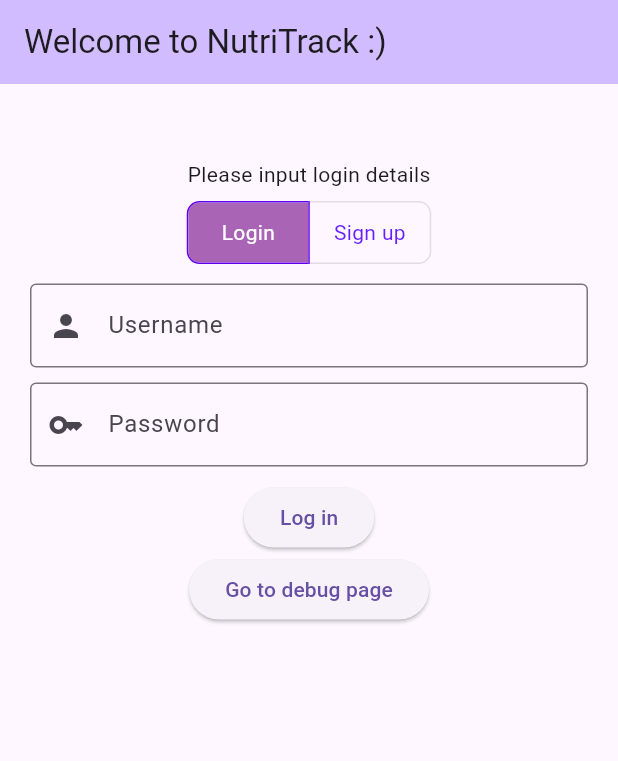
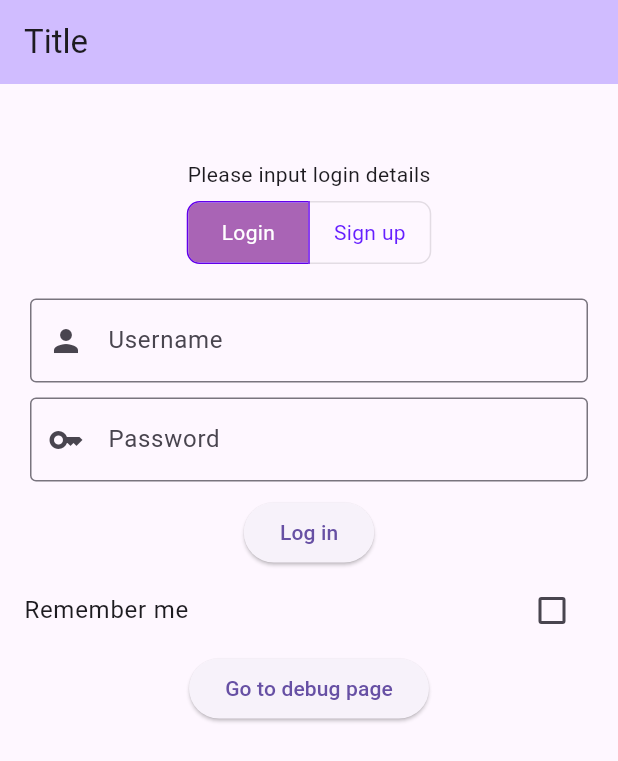
Before and after one commit to matteobrgmn/bwthw_project, a Flutter app: the screen it shows after launch, after a tap on "Log in", on a phone screen of 412 x 824 dp. Shown: the top 761 px of the screen. Run offline on Flutter 3.47's test engine with Material 3 defaults, Android fonts, the phone set to English and light mode, and no system bars; our stand-ins replace fl_chart, jwt_decoder, shared_preferences; network calls fail.

Commit message:
Improvement on login/signup

```diff
--- a/lib/main.dart
+++ b/lib/main.dart
@@ -1,5 +1,8 @@
+import 'package:bwthw_project/screens/debug_page.dart';
+import 'package:bwthw_project/screens/home_page.dart';
 import 'package:flutter/material.dart';
-import 'screens/login.dart';
+import 'screens/login_page.dart';
+import 'package:shared_preferences/shared_preferences.dart';
 
 void main() {
   runApp(MainApp());
@@ -13,11 +16,45 @@ class MainApp extends StatefulWidget {
 }
 
 class _MainAppState extends State<MainApp> {
+  Widget? startPage;
+
+  @override
+  void initState() {
+    super.initState();
+    loadStartPage();
+  }
+
+  void loadStartPage() async {
+    final sp = await SharedPreferences.getInstance();
+
+    bool remember = false;
+    bool? storedValue = sp.getBool('rememberLogin');
+    if (storedValue != null) {
+      remember = storedValue;
+    } else {
+      remember = false;
+    }
+
+    if (remember == true) {
+      startPage = HomePage(title: 'Title');
+    } else {
+      startPage = LoginPage(title: 'Title');
+    }
+
+    setState(() {});
+  }
 
   @override
   Widget build(BuildContext context) {
+    if (startPage == null) {
+      return const MaterialApp(
+        home: Scaffold(
+          body: Center(child: CircularProgressIndicator()),
+        ),
+      );
+    }
     return MaterialApp(
-      home : LoginPage(title: 'Welcome to NutriTrack :)'),
+      home: startPage!,
     );
   }
 }
--- a/lib/screens/login.dart
+++ b/lib/screens/login_page.dart
@@ -33,8 +33,10 @@ class LoginPage extends StatefulWidget {
 }
 
 class _LoginPageState extends State<LoginPage> {
-  final TextEditingController userController = TextEditingController();
-  final TextEditingController passController = TextEditingController();
+  TextEditingController userController = TextEditingController();
+  TextEditingController passController = TextEditingController();
+  TextEditingController emailController = TextEditingController();
+  bool rememberUserData = false;
   @override
   Widget build(BuildContext context) {
       return Scaffold(
@@ -71,6 +73,22 @@ class _LoginPageState extends State<LoginPage> {
                 isSelected: _selectedOption,
                 children: options,
               ),
+              SizedBox(height: 10,),
+              if (_selectedOption[1]) ... [
+                SizedBox(height: 10),
+                Padding(
+                  padding: const EdgeInsets.fromLTRB(20, 0, 20, 0),
+                  child: TextField(
+                    controller: emailController,
+                    decoration: InputDecoration(
+                      labelText: 'Email',
+                      hintText: 'Enter your email',
+                      prefixIcon: Icon(Icons.email),
+                      border: OutlineInputBorder(),
+                    ),
+                  ),
+                ),
+              ],
               SizedBox(height: 10,),
               Padding(
                 padding: const EdgeInsets.fromLTRB(20,0,20,0),
@@ -123,11 +141,13 @@ class _LoginPageState extends State<LoginPage> {
                   // Clear password if it's wrong
                   passController.clear();
                 } else {
+                  String email = emailController.text;
                   // Sign up
-                  SignupResult signupResult = await enterSignupData(username, password);
+                  SignupResult signupResult = await enterSignupData(email, username, password);
                   print(signupResult.message); // Debug
 
                   if (signupResult.success) {
+                    rememberData(rememberUserData);
                     Navigator.push(context, MaterialPageRoute(builder: (context) => HomePage(title: '',)));
                   }
                   // Clear password if it's duplicated
@@ -135,11 +155,18 @@ class _LoginPageState extends State<LoginPage> {
                 }
 
               }, child: _selectedOption[0]?Text("Log in"):Text("Sign in")),
-
+              CheckboxListTile(
+                title: const Text("Remember me"),
+                value: rememberUserData,
+                onChanged: (value) {
+                  setState(() {
+                    rememberUserData = value ?? false;
+                  });
+                },
+              ),
               ElevatedButton(onPressed: () async {
                 Navigator.push(context, MaterialPageRoute(builder: (context) => DebugPage()));
               }, child: Text("Go to debug page")),
-
            ],
           ),
         ),
@@ -162,13 +189,13 @@ Future<LoginResult> verifyLoginData(String inUsername, String inPassword) async
   }
 
   final sp = await SharedPreferences.getInstance();
-  final password = sp.getString(inUsername);
+  final userList = sp.getStringList(inUsername);
 
-  if (password == null) {
+  if (userList == null) {
     return LoginResult(false, "User not found!");
   }
 
-  if (password == inPassword) {
+  if (userList[2] == inPassword) {
     return LoginResult(true, "Login ok!");
   }
 
@@ -182,17 +209,23 @@ class SignupResult {
   SignupResult(this.success, this.message);
 }
 
-Future<SignupResult> enterSignupData(String inUsername, String inPassword) async {
-  if (inUsername.isEmpty || inPassword.isEmpty) {
+Future<SignupResult> enterSignupData(String inEmail, String inUsername, String inPassword) async {
+  if (inEmail.isEmpty || inUsername.isEmpty || inPassword.isEmpty) {
     return SignupResult(false, "Empty fields!");
   }
 
   final sp = await SharedPreferences.getInstance();
-  final verifyUserAlreadyExist = sp.getString(inUsername);
+  final verifyUserAlreadyExist = sp.getStringList(inUsername);
 
   if (verifyUserAlreadyExist == null) {
-    // New user
-    await sp.setString(inUsername, inPassword); // Create new username
+    // Create new user
+    List<String> userList = [
+      inEmail,
+      inUsername,
+      inPassword,
+    ];
+
+    await sp.setStringList(inUsername, userList); // Create new username
     return SignupResult(true, 'New account created');
   }
 
@@ -200,3 +233,43 @@ Future<SignupResult> enterSignupData(String inUsername, String inPassword) async
   return SignupResult(false, 'User already used!');
 
 }
+
+void rememberData (bool remember) async {
+  final sp = await SharedPreferences.getInstance();
+  if (remember) {
+    await sp.setBool('rememberLogin', true);
+  }
+}
+
+
+/*
+// Class to contain user data
+class UserData {
+  // This part of code is used to create a singoleton of the active user
+  /*
+  static final UserData _instance = UserData._internal();
+
+  factory UserData() {
+    return _instance;
+  }
+
+  UserData._internal();
+  */
+
+  String? username;
+  String? password;
+  int? age;
+  String? weight;
+  String? height;
+  String? email;
+
+  UserData({required this.username, required this.password});
+  // Set user age
+
+
+  // Return user age
+  int? getAge() {
+    return this.age;
+  }
+}
+*/
```
Also changed, not shown: lib/screens/home_page.dart (+16 -1 lines).
